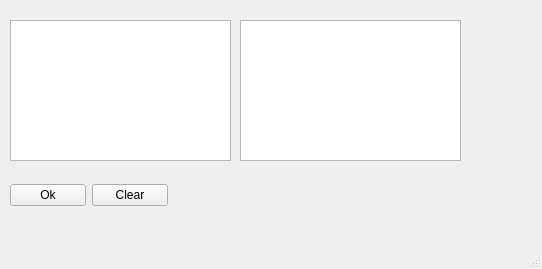
Old version of the form lab5.ui in the repository Potiy/ukpo2.
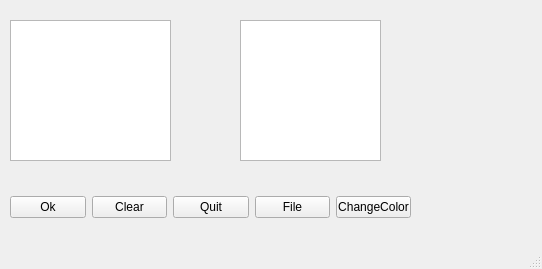
New version of the form.

Diff of the .ui file:
```diff
--- a/lab5.ui
+++ b/lab5.ui
@@ -13,34 +13,58 @@
   <property name="windowTitle">
    <string>MainWindow</string>
   </property>
+  <property name="autoFillBackground">
+   <bool>true</bool>
+  </property>
   <widget class="QWidget" name="centralwidget">
    <widget class="QPlainTextEdit" name="plainTextEdit">
     <property name="geometry">
      <rect>
       <x>10</x>
       <y>20</y>
-      <width>221</width>
+      <width>161</width>
       <height>141</height>
      </rect>
     </property>
+    <property name="plainText">
+     <string/>
+    </property>
    </widget>
    <widget class="QPlainTextEdit" name="plainTextEdit_2">
+    <property name="enabled">
+     <bool>true</bool>
+    </property>
     <property name="geometry">
      <rect>
       <x>240</x>
       <y>20</y>
-      <width>221</width>
+      <width>141</width>
       <height>141</height>
      </rect>
     </property>
+    <property name="cursor" stdset="0">
+     <cursorShape>PointingHandCursor</cursorShape>
+    </property>
+    <property name="autoFillBackground">
+     <bool>false</bool>
+    </property>
+    <property name="readOnly">
+     <bool>true</bool>
+    </property>
+    <property name="plainText">
+     <string/>
+    </property>
+    <property name="overwriteMode">
+     <bool>false</bool>
+    </property>
    </widget>
    <widget class="QWidget" name="layoutWidget">
     <property name="geometry">
      <rect>
       <x>10</x>
-      <y>170</y>
-      <width>158</width>
-      <height>51</height>
+      <y>180</y>
+      <width>401</width>
+      <height>54</height>
      </rect>
     </property>
     <layout class="QHBoxLayout" name="horizontalLayout">
@@ -58,6 +82,27 @@
        </property>
       </widget>
      </item>
+     <item>
+      <widget class="QPushButton" name="pushButton_3">
+       <property name="text">
+        <string>Quit</string>
+       </property>
+      </widget>
+     </item>
+     <item>
+      <widget class="QPushButton" name="pushButton_5">
+       <property name="text">
+        <string>File</string>
+       </property>
+      </widget>
+     </item>
+     <item>
+      <widget class="QPushButton" name="pushButton_4">
+       <property name="text">
+        <string>ChangeColor</string>
+       </property>
+      </widget>
+     </item>
     </layout>
    </widget>
   </widget>
```
